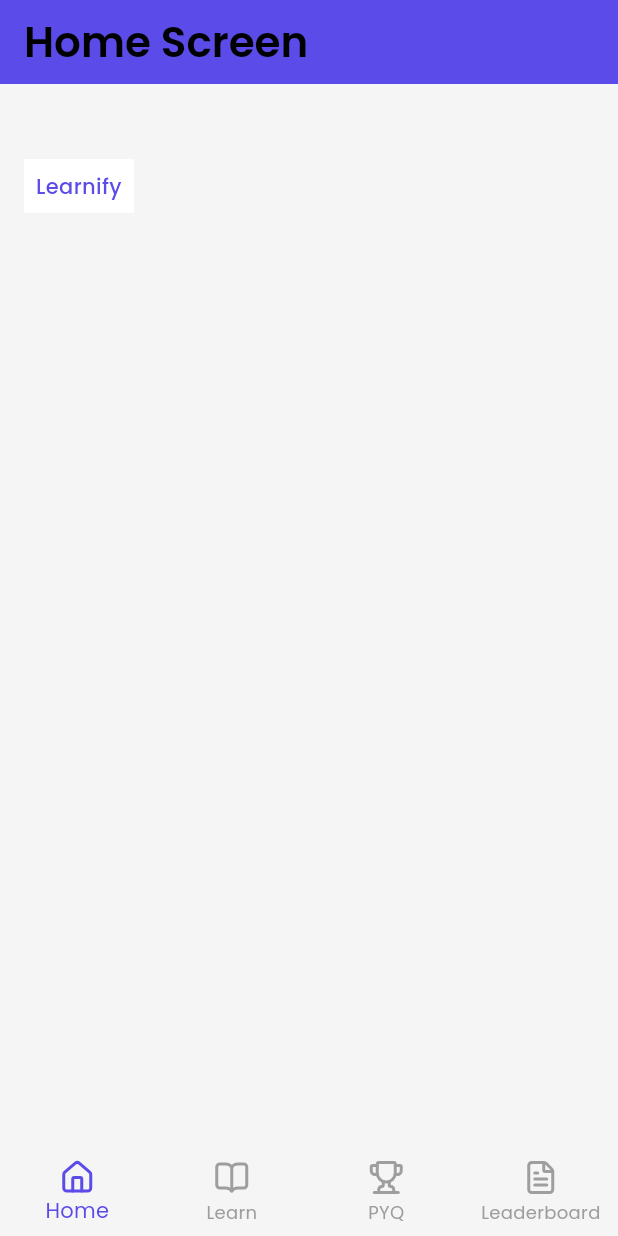
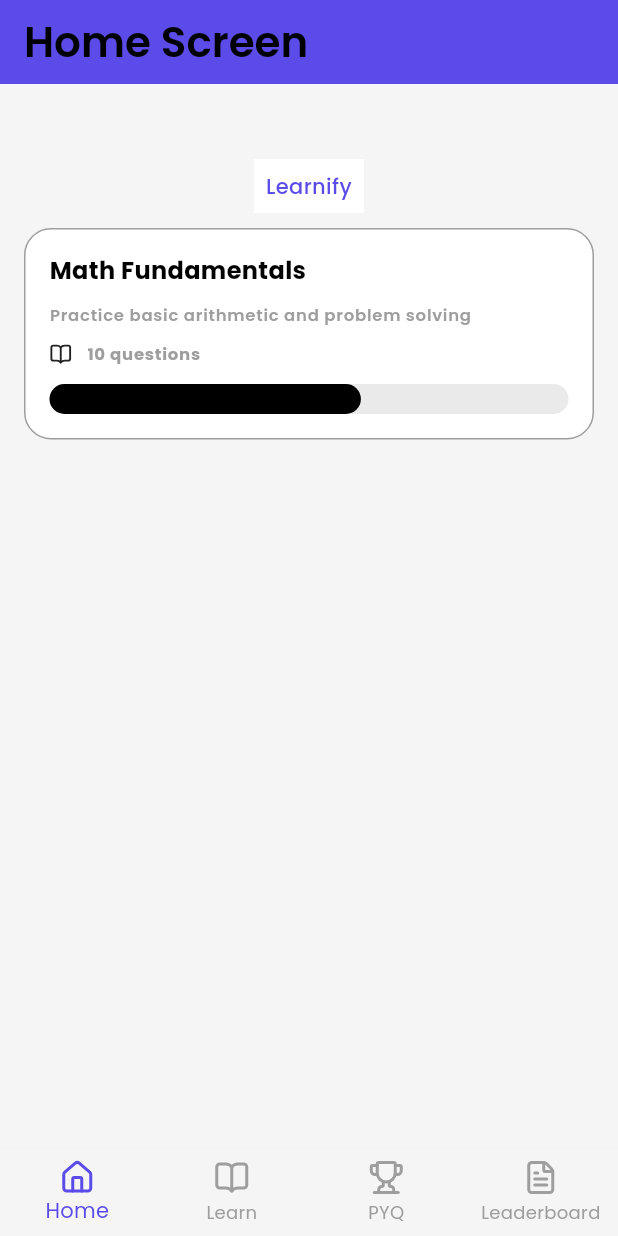
Before and after one commit to Aswin964567/learnify_app, a Flutter app: the screen it shows after launch, on a phone screen of 412 x 824 dp. Run offline on Flutter 3.47's test engine with Material 3 defaults, Android fonts, the phone set to English and light mode, and no system bars; our stand-ins replace flutter_riverpod, gap, go_router, google_fonts, lucide_icons.

Commit message:
common test widget

```diff
--- a/lib/core/theme/colors/app_colors.dart
+++ b/lib/core/theme/colors/app_colors.dart
@@ -8,6 +8,10 @@ class AppColors {
 
   static const Color secondary = Color(0xFFFFA000); // Amber
   static const Color onSecondary = Colors.black;
+
+  // White and black
+  static const Color white = Colors.white;
+  static const Color black = Colors.black;
 
   // Backgrounds and surfaces
   static const Color background = Colors.white;
--- a/lib/features/home/presentation/screens/home_screen.dart
+++ b/lib/features/home/presentation/screens/home_screen.dart
@@ -2,6 +2,7 @@ import 'package:flutter/material.dart';
 import 'package:gap/gap.dart';
 import 'package:learnify_app/core/extensions/context_extensions.dart';
 import 'package:learnify_app/core/theme/colors/app_colors.dart';
+import 'package:learnify_app/presentation/widgets/common_test_widget.dart';
 
 class HomeScreen extends StatelessWidget {
   const HomeScreen({super.key});
@@ -31,6 +32,8 @@ class HomeScreen extends StatelessWidget {
                 textAlign: TextAlign.center,
               ),
             ),
+            Gap(10),
+            CommonTestWidget(),
           ],
         ),
       ),
--- a/lib/main.dart
+++ b/lib/main.dart
@@ -16,7 +16,7 @@ class MyApp extends ConsumerWidget {
       title: 'Learnify Application',
       debugShowCheckedModeBanner: false,
       theme: AppTheme.lightTheme,
-      darkTheme: AppTheme.darkTheme,
+      // darkTheme: AppTheme.darkTheme,
       routerConfig: appRouter,
     );
   }
--- a/lib/presentation/widgets/common_test_widget.dart
+++ b/lib/presentation/widgets/common_test_widget.dart
@@ -1,2 +1,75 @@
-// common test widget - Soorya
-//percentage indicator
+import 'package:flutter/material.dart';
+import 'package:gap/gap.dart';
+import 'package:learnify_app/core/extensions/context_extensions.dart';
+import 'package:learnify_app/core/theme/colors/app_colors.dart';
+import 'package:lucide_icons/lucide_icons.dart';
+
+class CommonTestWidget extends StatelessWidget {
+  final int totalQuestions;
+  final int answeredQuestions;
+
+  const CommonTestWidget({
+    super.key,
+    this.totalQuestions = 10,
+    this.answeredQuestions = 6,
+  });
+
+  @override
+  Widget build(BuildContext context) {
+    double progress =
+        totalQuestions == 0 ? 0 : answeredQuestions / totalQuestions;
+
+    return Container(
+      padding: context.paddingM,
+      decoration: BoxDecoration(
+        color: AppColors.white,
+        borderRadius: BorderRadius.circular(18),
+        border: Border.all(color: Colors.grey),
+      ),
+      child: Column(
+        crossAxisAlignment: CrossAxisAlignment.start,
+        children: [
+          Text(
+            'Math Fundamentals',
+            style: context.textTheme.bodyMedium?.copyWith(
+              fontWeight: FontWeight.w700,
+              fontSize: 16,
+            ),
+          ),
+          const Gap(10),
+          Text(
+            'Practice basic arithmetic and problem solving',
+            style: context.textTheme.labelSmall?.copyWith(
+              color: Colors.grey,
+              fontWeight: FontWeight.w600,
+            ),
+          ),
+          const Gap(10),
+          Row(
+            children: [
+              const Icon(LucideIcons.bookOpen, size: 15),
+              const Gap(10),
+              Text(
+                '$totalQuestions questions',
+                style: context.textTheme.labelSmall?.copyWith(
+                  fontWeight: FontWeight.w700,
+                  color: Colors.grey,
+                ),
+              ),
+            ],
+          ),
+          const Gap(12),
+
+          // Progress indicator
+          LinearProgressIndicator(
+            value: progress,
+            backgroundColor: Colors.grey.withAlpha(55),
+            color: Colors.black,
+            minHeight: 20,
+            borderRadius: BorderRadius.circular(10),
+          ),
+        ],
+      ),
+    );
+  }
+}
```
Also changed, not shown: 1 other file.
